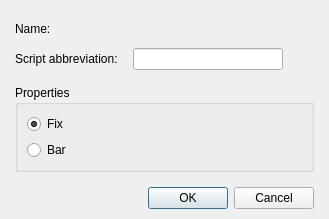
Above: Editor/Dialogs/Systems/dialogsystemstatistic.ui from RPG-Paper-Maker/RPG-Paper-Maker before the change. Below: the same form after it.
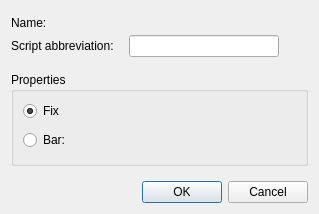
That is the form after the change. Custom widgets are drawn as their Qt base class.

Commit message: Statistics: bars draw UI

Patch:
```diff
--- a/Editor/Dialogs/Systems/dialogsystemstatistic.ui
+++ b/Editor/Dialogs/Systems/dialogsystemstatistic.ui
@@ -6,32 +6,22 @@
    <rect>
     <x>0</x>
     <y>0</y>
-    <width>329</width>
-    <height>219</height>
+    <width>319</width>
+    <height>214</height>
    </rect>
   </property>
   <property name="windowTitle">
    <string>Statistic</string>
   </property>
   <layout class="QGridLayout" name="gridLayout_2">
-   <property name="leftMargin">
-    <number>15</number>
-   </property>
-   <property name="topMargin">
-    <number>10</number>
-   </property>
-   <property name="rightMargin">
-    <number>15</number>
-   </property>
-   <property name="bottomMargin">
-    <number>10</number>
-   </property>
    <item row="0" column="0">
-    <layout class="QVBoxLayout" name="verticalLayout_2">
+    <layout class="QVBoxLayout" name="verticalLayout_2" stretch="1,0">
      <property name="spacing">
       <number>15</number>
      </property>
      <item>
+      <layout class="QVBoxLayout" name="verticalLayout">
+       <item>
       <layout class="QGridLayout" name="gridLayout">
        <property name="verticalSpacing">
         <number>0</number>
@@ -102,10 +92,10 @@
        <property name="title">
         <string>Properties</string>
        </property>
+         <layout class="QGridLayout" name="gridLayout_4">
+          <item row="0" column="0">
        <layout class="QGridLayout" name="gridLayout_3">
         <item row="0" column="0">
-         <layout class="QVBoxLayout" name="verticalLayout">
-          <item>
            <widget class="QRadioButton" name="radioButtonFix">
             <property name="text">
              <string>Fix</string>
@@ -115,17 +105,61 @@
             </property>
            </widget>
           </item>
-          <item>
+            <item row="0" column="1">
+             <spacer name="horizontalSpacer_2">
+              <property name="orientation">
+               <enum>Qt::Horizontal</enum>
+              </property>
+              <property name="sizeHint" stdset="0">
+               <size>
+                <width>208</width>
+                <height>20</height>
+               </size>
+              </property>
+             </spacer>
+            </item>
+            <item row="0" column="2" rowspan="2">
+             <spacer name="horizontalSpacer_3">
+              <property name="orientation">
+               <enum>Qt::Horizontal</enum>
+              </property>
+              <property name="sizeHint" stdset="0">
+               <size>
+                <width>78</width>
+                <height>48</height>
+               </size>
+              </property>
+             </spacer>
+            </item>
+            <item row="1" column="0">
            <widget class="QRadioButton" name="radioButtonBar">
             <property name="text">
-             <string>Bar</string>
+               <string>Bar:</string>
             </property>
            </widget>
           </item>
+            <item row="1" column="1">
+             <widget class="WidgetPicture" name="widgetPictureBar" native="true">
+              <property name="minimumSize">
+               <size>
+                <width>200</width>
+                <height>27</height>
+               </size>
+              </property>
+              <property name="maximumSize">
+               <size>
+                <width>200</width>
+                <height>27</height>
+               </size>
+              </property>
+             </widget>
+            </item>
          </layout>
         </item>
        </layout>
       </widget>
+       </item>
+      </layout>
      </item>
      <item>
       <widget class="QDialogButtonBox" name="buttonBox">
@@ -142,6 +176,12 @@
   </layout>
  </widget>
  <customwidgets>
+  <customwidget>
+   <class>WidgetPicture</class>
+   <extends>QWidget</extends>
+   <header>widgetpicture.h</header>
+   <container>1</container>
+  </customwidget>
   <customwidget>
    <class>WidgetTextLang</class>
    <extends>QWidget</extends>
```
Lines whose indentation alone changed are shown as unchanged. The commit also changes 5 other files.
